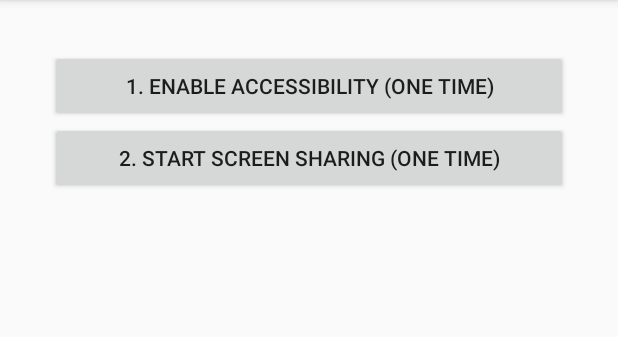
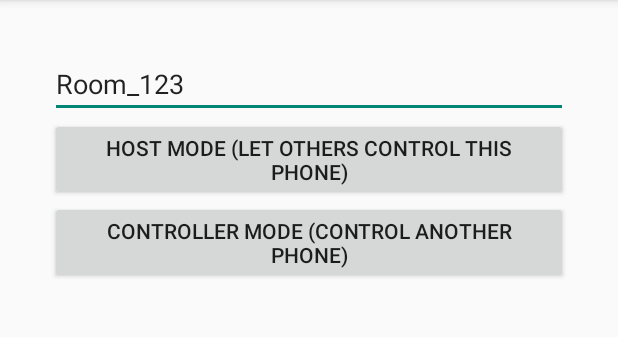
Before and after one commit to Shivampalreherguwan01/S.Agent2, an Android app: the screen it shows after launch (MainActivity), on a phone screen of 412 x 824 dp, the part 84-421 px from its top. Run offline under Robolectric (Android 15) with nearby library versions, the phone set to English and light mode, and no system bars; libraries missing offline, so code that uses them is left out: io.socket.client.

Commit message:
Added Server Socket logic, Dual Modes, and Release Signing

```diff
--- a/app/src/main/AndroidManifest.xml
+++ b/app/src/main/AndroidManifest.xml
@@ -8,6 +8,7 @@
     <application
         android:allowBackup="true"
         android:label="S.Agent2"
+        android:usesCleartextTraffic="true"
         android:theme="@style/Theme.AppCompat.Light">
 
         <activity android:name=".MainActivity" android:exported="true">
@@ -16,6 +17,8 @@
                 <category android:name="android.intent.category.LAUNCHER" />
             </intent-filter>
         </activity>
+
+        <activity android:name=".ControllerActivity" android:exported="false" />
 
         <service
             android:name=".ScreenCaptureService"
--- a/app/src/main/java/com/sagent/app/MainActivity.java
+++ b/app/src/main/java/com/sagent/app/MainActivity.java
@@ -5,38 +5,82 @@ import android.media.projection.MediaProjectionManager;
 import android.os.Bundle;
 import android.provider.Settings;
 import android.widget.Button;
+import android.widget.EditText;
+import android.widget.LinearLayout;
 import android.widget.Toast;
 import androidx.appcompat.app.AppCompatActivity;
+import java.net.URISyntaxException;
+import io.socket.client.IO;
+import io.socket.client.Socket;
 
 public class MainActivity extends AppCompatActivity {
     private static final int REQUEST_CODE_SCREEN_CAPTURE = 1;
+    private Socket mSocket;
+    private String roomId = "Room_123"; // Aap ise random generate kar sakte hain
 
     @Override
     protected void onCreate(Bundle savedInstanceState) {
         super.onCreate(savedInstanceState);
 
-        // Simple Layout banate hain code se hi
-        android.widget.LinearLayout layout = new android.widget.LinearLayout(this);
-        layout.setOrientation(android.widget.LinearLayout.VERTICAL);
+        LinearLayout layout = new LinearLayout(this);
+        layout.setOrientation(LinearLayout.VERTICAL);
         layout.setPadding(50, 50, 50, 50);
 
-        Button btnAccessibility = new Button(this);
-        btnAccessibility.setText("1. Enable Accessibility (One Time)");
-        btnAccessibility.setOnClickListener(v -> {
+        EditText etRoomId = new EditText(this);
+        etRoomId.setHint("Enter Room ID (e.g. 1234)");
+        etRoomId.setText(roomId);
+
+        // 1. HOST MODE (Jisko control karna hai)
+        Button btnHost = new Button(this);
+        btnHost.setText("HOST MODE (Let others control this phone)");
+        btnHost.setOnClickListener(v -> {
+            roomId = etRoomId.getText().toString();
+
+            // Accessibility Permission
             Intent intent = new Intent(Settings.ACTION_ACCESSIBILITY_SETTINGS);
+            startActivity(intent);
+            Toast.makeText(this, "Enable Accessibility for S.Agent2", Toast.LENGTH_LONG).show();
+
+            // Screen Capture Permission
+            MediaProjectionManager mpm = (MediaProjectionManager) getSystemService(MEDIA_PROJECTION_SERVICE);
+            startActivityForResult(mpm.createScreenCaptureIntent(), REQUEST_CODE_SCREEN_CAPTURE);
+
+            connectToServer("host");
+        });
+
+        // 2. CONTROLLER MODE (Jo control karega)
+        Button btnController = new Button(this);
+        btnController.setText("CONTROLLER MODE (Control another phone)");
+        btnController.setOnClickListener(v -> {
+            roomId = etRoomId.getText().toString();
+            connectToServer("controller");
+
+            // Open a new screen for touchpad (Hum ise next step mein banayenge)
+            Intent intent = new Intent(this, ControllerActivity.class);
+            intent.putExtra("roomId", roomId);
             startActivity(intent);
         });
 
-        Button btnScreen = new Button(this);
-        btnScreen.setText("2. Start Screen Sharing (One Time)");
-        btnScreen.setOnClickListener(v -> {
-            MediaProjectionManager mpm = (MediaProjectionManager) getSystemService(MEDIA_PROJECTION_SERVICE);
-            startActivityForResult(mpm.createScreenCaptureIntent(), REQUEST_CODE_SCREEN_CAPTURE);
-        });
+        layout.addView(etRoomId);
+        layout.addView(btnHost);
+        layout.addView(btnController);
+        setContentView(layout);
+    }
 
-        layout.addView(btnAccessibility);
-        layout.addView(btnScreen);
-        setContentView(layout);
+    private void connectToServer(String role) {
+        try {
+            // Yahan apne hosted server ka URL daalein (e.g. https://my-server.onrender.com)
+            mSocket = IO.socket("http://10.0.2.2:3000");
+            mSocket.connect();
+
+            if (role.equals("host")) {
+                mSocket.emit("join-as-host", roomId);
+            } else {
+                mSocket.emit("join-as-controller", roomId);
+            }
+        } catch (URISyntaxException e) {
+            e.printStackTrace();
+        }
     }
 
     @Override
@@ -47,7 +91,6 @@ public class MainActivity extends AppCompatActivity {
             serviceIntent.putExtra("resultCode", resultCode);
             serviceIntent.putExtra("data", data);
             startForegroundService(serviceIntent);
-            Toast.makeText(this, "Screen Sharing Started!", Toast.LENGTH_SHORT).show();
         }
     }
 }
```
Also changed, not shown: app/build.gradle (+15 -1 lines), app/src/main/java/com/sagent/app/ControllerActivity.java (added, +58 -0 lines), app/src/main/java/com/sagent/app/MyAccessibilityService.java (+27 -4 lines), 3 other files.
